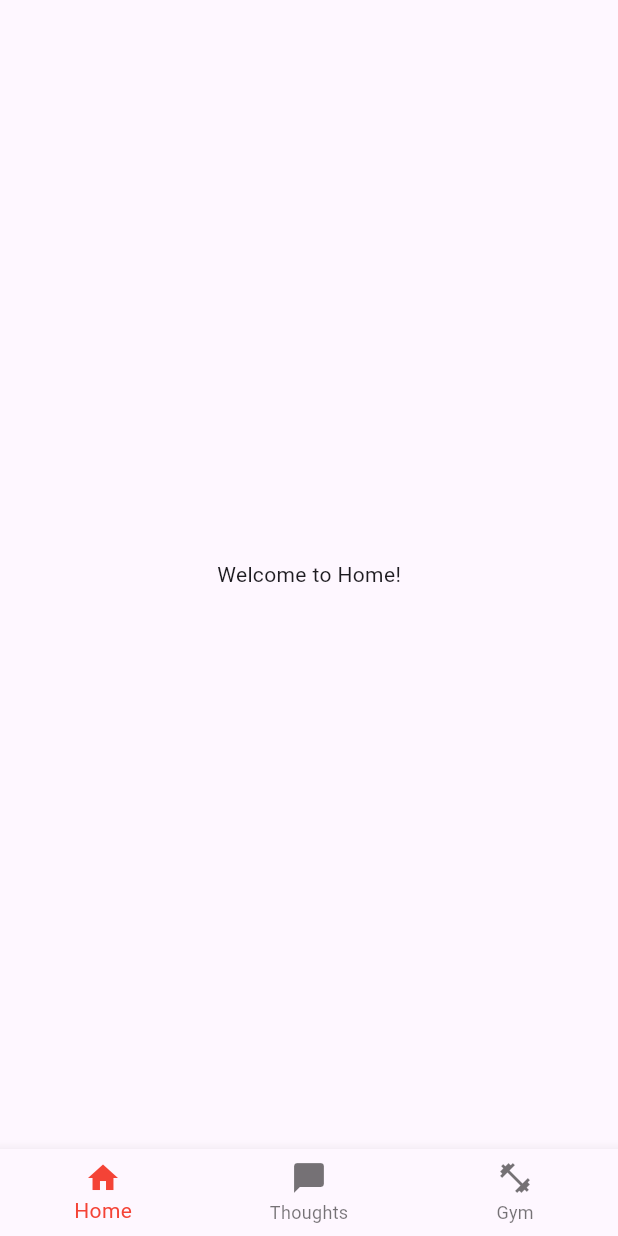
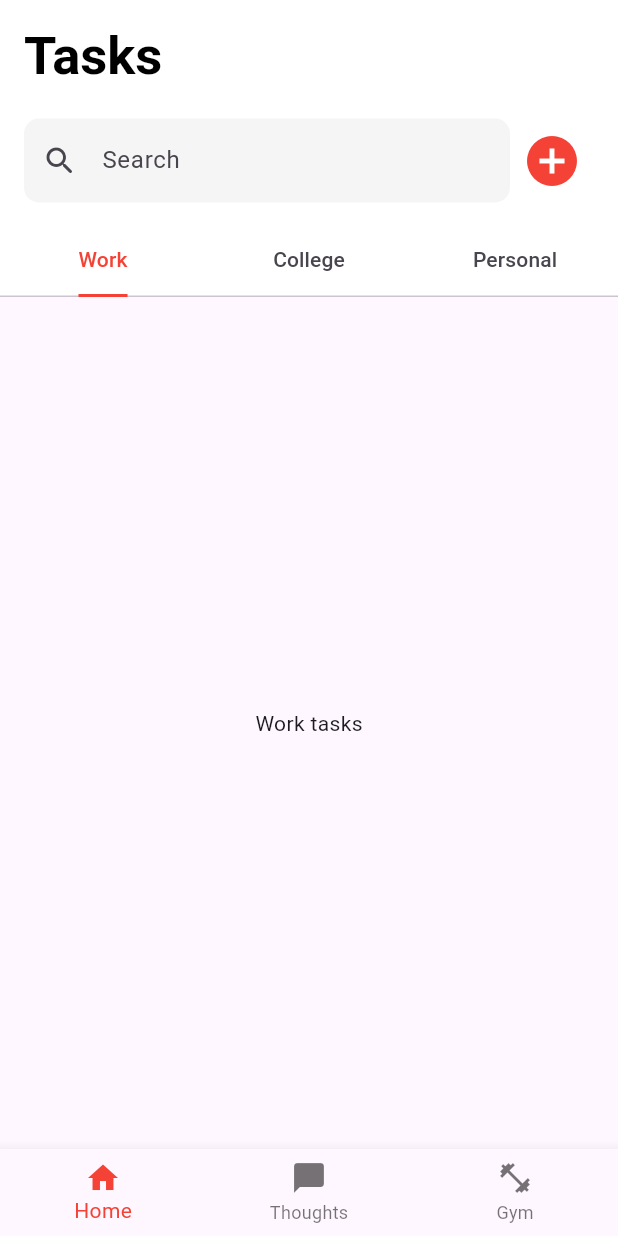
Before and after one commit to acm-uic/student-task-manager-sig-mobile-dev, a Flutter app: the screen it shows after launch, on a phone screen of 412 x 824 dp. Run offline on Flutter 3.47's test engine with Material 3 defaults, Android fonts, the light colour scheme and no system bars; our stand-ins replace get.

Commit message:
Update home.dart
create a new header including
1. a title
2. a button to add new tasks
3. a search bar
4. a tab bar for categories 'Work', 'College', 'Personal'

```diff
--- a/lib/screens/home.dart
+++ b/lib/screens/home.dart
@@ -2,17 +2,88 @@ import 'package:flutter/material.dart';
 import '../widgets/general/bottom_tab_navigator.dart';
 
 class MainHomePage extends StatelessWidget {
-  const MainHomePage({ super.key });
+  const MainHomePage({super.key});
 
   @override
   Widget build(BuildContext context) {
-    return (
-      Scaffold (
-        body: const Center (
-          child: Text ("Welcome to Home!")
+    return (DefaultTabController(
+      length: 3,
+      child: Scaffold(
+        appBar:  AppBar(
+          backgroundColor: Colors.white,
+          toolbarHeight: 150,
+          title: Column(
+            mainAxisAlignment: MainAxisAlignment.spaceEvenly,
+            crossAxisAlignment: CrossAxisAlignment.start,
+            children: [
+            Text(
+              "Tasks",
+              style: TextStyle(
+                color: Colors.black,
+                fontWeight: FontWeight.bold,
+                fontSize: 35,
+              ),
+            ),
+            const SizedBox(height: 20,),
+            Row(
+              children: [
+                Expanded(child:
+                  TextField(
+                    decoration: InputDecoration(
+                      hintText: 'Search',
+                      prefixIcon: const Icon(Icons.search_rounded),
+                      border: OutlineInputBorder(
+                        borderRadius: BorderRadius.circular(10),
+                        borderSide: BorderSide.none,
+                      ),
+                      fillColor: Colors.grey[100],
+                      filled: true,
+                    ),
+                  ),
+                ),
+                IconButton(
+                  icon: Icon(Icons.add_circle, color: Colors.red, size: 40,),
+                  onPressed: () {
+                    // add more task here??
+                  },
+                )
+              ]
+            )
+          ]),
+          bottom: const TabBar(
+            tabs: [
+              Tab(text: "Work"),
+              Tab(text: "College"),
+              Tab(text: "Personal"),
+            ],
+            labelColor: Colors.red,
+            indicator: UnderlineTabIndicator(
+              borderSide: BorderSide(
+                color: Colors.red, // Background color for selected tab
+                width: 2,
+              )
+            ),
+          ),
+        ),
+        body: const TabBarView(
+          children: [
+            Center(child:
+              // More components for work tab
+              Text('Work tasks')
+            ),
+            Center(child:
+              // More components for college tab
+              Text('College tasks')
+            ),
+            Center(child:
+              // More components for personal tab
+              Text('Personal tasks')
+            )
+          ],
         ),
         bottomNavigationBar: bottomTabNavigator(),
-      )
+      ))
     );
   }
+
 }
```
